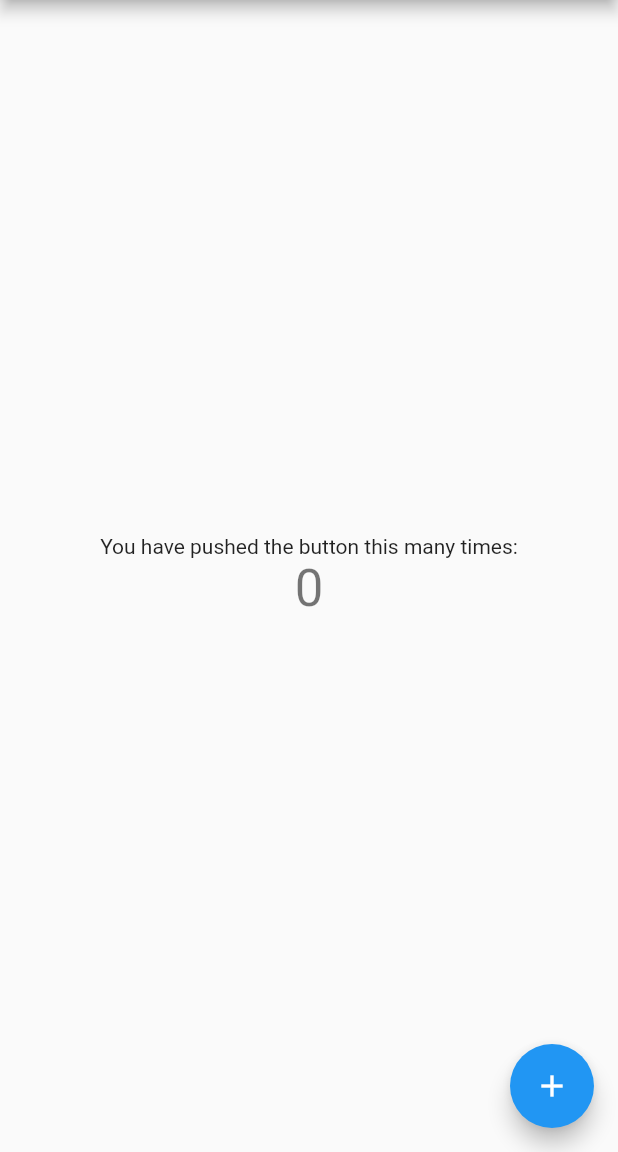
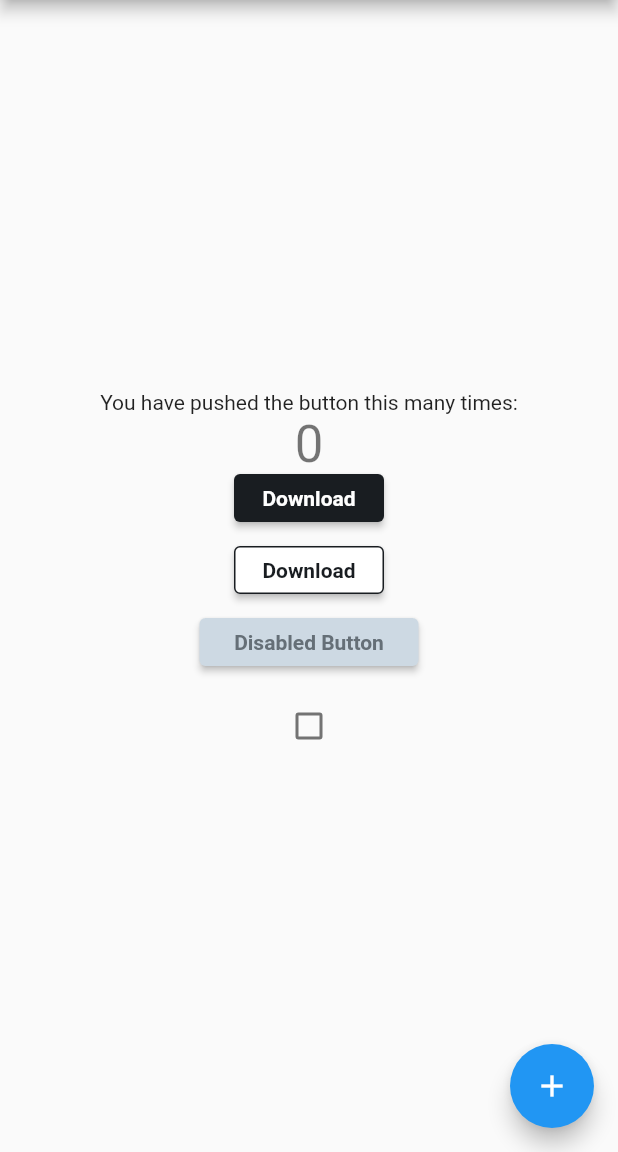
Before and after one commit to MYusufEfendi/flutter_block_theBookingApps, a Flutter app: the screen it shows after launch, on a phone screen of 412 x 824 dp, the part 84-1236 px from its top. Run offline on Flutter 3.47's test engine with Material 2 defaults, Android fonts, the phone set to English and light mode, and no system bars.

Commit message:
FINISH :
- Templating

```diff
--- a/lib/config/config.dart
+++ b/lib/config/config.dart
@@ -0,0 +1 @@
+export 'theme/theme.dart';
--- /dev/null
+++ b/lib/config/theme/app_color.dart
@@ -0,0 +1,23 @@
+import 'dart:ui';
+
+class AppColor {
+  static const Color ink01 = Color(0xff191D21);
+  static const Color ink02 = Color(0xff656F77);
+  static const Color ink03 = Color(0xffACB8C2);
+  static const Color ink04 = Color(0xffCDD9E3);
+  static const Color ink05 = Color(0xffE8EEF3);
+  static const Color ink06 = Color(0xffffffff);
+
+  static const Color utilityActive = Color(0xff1814E4);
+  static const Color utilitySucces = Color(0xff23E9B4);
+  static const Color utilityInfo = Color(0xff91D7E0);
+  static const Color utilityDanger= Color(0xffFF5A5A);
+
+  static const Color accentBlue = Color(0xffCBE3FF);
+  static const Color accentGreen = Color(0xffD9FFF8);
+  static const Color accentPurple = Color(0xffF2E8FF);
+  static const Color accentOrange = Color(0xffFFD1B6);
+  static const Color accentPink = Color(0xffFFDBF5);
+  static const Color accentYellow = Color(0xffFFF3B6);
+
+}
--- /dev/null
+++ b/lib/config/theme/app_font.dart
@@ -0,0 +1,60 @@
+import 'package:flutter/material.dart';
+
+class AppFont {
+  static TextStyle get hero => const TextStyle(
+      fontSize: 72, fontWeight: FontWeight.w700, color: Colors.black);
+
+  static TextStyle get display1 => const TextStyle(
+      fontSize: 56, fontWeight: FontWeight.w700, color: Colors.black);
+
+  static TextStyle get display2 => const TextStyle(
+      fontSize: 40, fontWeight: FontWeight.w700, color: Colors.black);
+
+  static TextStyle get display3 => const TextStyle(
+      fontSize: 32, fontWeight: FontWeight.w700, color: Colors.black);
+
+  static TextStyle get heading1 => const TextStyle(
+      fontSize: 24, fontWeight: FontWeight.w700, color: Colors.black);
+
+  static TextStyle get heading2 => const TextStyle(
+      fontSize: 20, fontWeight: FontWeight.w700, color: Colors.black);
+
+  static TextStyle get paragraphLarge => const TextStyle(
+      fontSize: 16, fontWeight: FontWeight.w400, color: Colors.black);
+
+  static TextStyle get paragraphLargeBold => const TextStyle(
+      fontSize: 16, fontWeight: FontWeight.w700, color: Colors.black);
+
+  static TextStyle get paragraphMedium => const TextStyle(
+      fontSize: 14, fontWeight: FontWeight.w400, color: Colors.black);
+
+  static TextStyle get paragraphMediumBold => const TextStyle(
+      fontSize: 14, fontWeight: FontWeight.w700, color: Colors.black);
+
+  static TextStyle get paragraphSmall => const TextStyle(
+      fontSize: 12, fontWeight: FontWeight.w400, color: Colors.black);
+
+  static TextStyle get paragraphSmallBold => const TextStyle(
+      fontSize: 12, fontWeight: FontWeight.w700, color: Colors.black);
+
+  static TextStyle get buttonLarge => const TextStyle(
+      fontSize: 16, fontWeight: FontWeight.w600, color: Colors.black);
+
+  static TextStyle get buttonMedium => const TextStyle(
+      fontSize: 14, fontWeight: FontWeight.w600, color: Colors.black);
+
+  static TextStyle get buttonSmall => const TextStyle(
+      fontSize: 12, fontWeight: FontWeight.w600, color: Colors.black);
+
+  static TextStyle get componentLarge => const TextStyle(
+      fontSize: 16, fontWeight: FontWeight.w600, color: Colors.black);
+
+  static TextStyle get componentMediumBold => const TextStyle(
+      fontSize: 14, fontWeight: FontWeight.w600, color: Colors.black);
+
+  static TextStyle get componentMedium => const TextStyle(
+      fontSize: 14, fontWeight: FontWeight.w400, color: Colors.black);
+
+  static TextStyle get componentSmall => const TextStyle(
+      fontSize: 12, fontWeight: FontWeight.w600, color: Colors.black);
+}
--- /dev/null
+++ b/lib/config/theme/theme.dart
@@ -0,0 +1,2 @@
+export 'app_color.dart';
+export 'app_font.dart';
--- a/lib/main.dart
+++ b/lib/main.dart
@@ -1,4 +1,9 @@
+import 'package:flutter/gestures.dart';
 import 'package:flutter/material.dart';
+import 'package:flutter_bloc_thebooking_apps/presentation/widget/disable_button.dart';
+import 'package:flutter_bloc_thebooking_apps/presentation/widget/primary_button.dart';
+import 'package:flutter_bloc_thebooking_apps/presentation/widget/secondary_button.dart';
+import 'package:flutter_bloc_thebooking_apps/presentation/widget/square_checkbox.dart';
 
 void main() {
   runApp(const MyApp());
@@ -102,6 +107,34 @@ class _MyHomePageState extends State<MyHomePage> {
               '$_counter',
               style: Theme.of(context).textTheme.headline4,
             ),
+            PrimaryButton(
+              type: PrimaryButtonType.type2,
+              onPressed: () {},
+              text: "Download",
+              width: 100,
+            ),
+            const SizedBox(
+              height: 16,
+            ),
+            SecondaryButton(
+              type: SecondaryButtonType.type2,
+              onPressed: () {},
+              text: "Download",
+              width: 100,
+            ),
+            const SizedBox(
+              height: 16,
+            ),
+            DisableButton(
+              type: DisableButtonType.type2,
+              onPressed: () {},
+              text: "Disabled Button",
+              width: 146,
+            ),
+            const SizedBox(
+              height: 16,
+            ),
+            SquareCheckbox(onTap: () {  },)
           ],
         ),
       ),
--- /dev/null
+++ b/lib/presentation/widget/disable_button.dart
@@ -0,0 +1,81 @@
+import 'package:flutter/material.dart';
+import 'package:flutter_bloc_thebooking_apps/config/config.dart';
+
+class DisableButton extends StatelessWidget {
+  const DisableButton(
+      {Key? key,
+      this.type = DisableButtonType.type1,
+      required this.onPressed,
+      required this.text,
+      this.width = 78})
+      : super(key: key);
+  final DisableButtonType type;
+  final VoidCallback? onPressed;
+  final String text;
+  final double width;
+
+  @override
+  Widget build(BuildContext context) {
+    return type == DisableButtonType.type1
+        ? _type1()
+        : type == DisableButtonType.type2
+            ? _type2()
+            : _type3();
+  }
+
+  Widget _type1() {
+    return SizedBox(
+      width: width,
+      height: 24,
+      child: ElevatedButton(
+        onPressed: onPressed,
+        style: ElevatedButton.styleFrom(
+            primary: AppColor.ink04,
+            shape:
+            RoundedRectangleBorder(borderRadius: BorderRadius.circular(4))),
+        child: Text(
+          text,
+          style: AppFont.componentSmall.copyWith(color: AppColor.ink02),
+        ),
+      ),
+    );
+  }
+
+  Widget _type2() {
+    return SizedBox(
+      width: width,
+      height: 32,
+      child: ElevatedButton(
+        onPressed: onPressed,
+        style: ElevatedButton.styleFrom(
+            primary: AppColor.ink04,
+            shape:
+                RoundedRectangleBorder(borderRadius: BorderRadius.circular(4))),
+        child: Text(
+          text,
+          style: AppFont.componentMediumBold.copyWith(color: AppColor.ink02),
+        ),
+      ),
+    );
+  }
+
+  Widget _type3() {
+    return SizedBox(
+      width: width,
+      height: 40,
+      child: ElevatedButton(
+        onPressed: onPressed,
+        style: ElevatedButton.styleFrom(
+            primary: AppColor.ink04,
+            shape:
+                RoundedRectangleBorder(borderRadius: BorderRadius.circular(4))),
+        child: Text(
+          text,
+          style: AppFont.componentLarge.copyWith(color: AppColor.ink02),
+        ),
+      ),
+    );
+  }
+}
+
+enum DisableButtonType { type1, type2, type3 }
--- /dev/null
+++ b/lib/presentation/widget/primary_button.dart
@@ -0,0 +1,81 @@
+import 'package:flutter/material.dart';
+import 'package:flutter_bloc_thebooking_apps/config/config.dart';
+
+class PrimaryButton extends StatelessWidget {
+  const PrimaryButton(
+      {Key? key,
+      this.type = PrimaryButtonType.type1,
+      required this.onPressed,
+      required this.text,
+      this.width = 78})
+      : super(key: key);
+  final PrimaryButtonType type;
+  final VoidCallback? onPressed;
+  final String text;
+  final double width;
+
+  @override
+  Widget build(BuildContext context) {
+    return type == PrimaryButtonType.type1
+        ? _type1()
+        : type == PrimaryButtonType.type2
+            ? _type2()
+            : _type3();
+  }
+
+  Widget _type1() {
+    return SizedBox(
+      width: width,
+      height: 24,
+      child: ElevatedButton(
+        onPressed: onPressed,
+        style: ElevatedButton.styleFrom(
+            primary: AppColor.ink01,
+            shape:
+                RoundedRectangleBorder(borderRadius: BorderRadius.circular(4))),
+        child: Text(
+          text,
+          style: AppFont.componentSmall.copyWith(color: AppColor.ink06),
+        ),
+      ),
+    );
+  }
+
+  Widget _type2() {
+    return SizedBox(
+      width: width,
+      height: 32,
+      child: ElevatedButton(
+        onPressed: onPressed,
+        style: ElevatedButton.styleFrom(
+            primary: AppColor.ink01,
+            shape:
+                RoundedRectangleBorder(borderRadius: BorderRadius.circular(4))),
+        child: Text(
+          text,
+          style: AppFont.componentMediumBold.copyWith(color: AppColor.ink06),
+        ),
+      ),
+    );
+  }
+
+  Widget _type3() {
+    return SizedBox(
+      width: width,
+      height: 40,
+      child: ElevatedButton(
+        onPressed: onPressed,
+        style: ElevatedButton.styleFrom(
+            primary: AppColor.ink01,
+            shape:
+                RoundedRectangleBorder(borderRadius: BorderRadius.circular(4))),
+        child: Text(
+          text,
+          style: AppFont.componentLarge.copyWith(color: AppColor.ink06),
+        ),
+      ),
+    );
+  }
+}
+
+enum PrimaryButtonType { type1, type2, type3 }
--- /dev/null
+++ b/lib/presentation/widget/secondary_button.dart
@@ -0,0 +1,93 @@
+import 'package:flutter/material.dart';
+import 'package:flutter_bloc_thebooking_apps/config/config.dart';
+
+class SecondaryButton extends StatelessWidget {
+  const SecondaryButton(
+      {Key? key,
+      this.type = SecondaryButtonType.type1,
+      required this.onPressed,
+      required this.text,
+      this.width = 78})
+      : super(key: key);
+  final SecondaryButtonType type;
+  final VoidCallback? onPressed;
+  final String text;
+  final double width;
+
+  @override
+  Widget build(BuildContext context) {
+    return type == SecondaryButtonType.type1
+        ? _type1()
+        : type == SecondaryButtonType.type2
+            ? _type2()
+            : _type3();
+  }
+
+  Widget _type1() {
+    return SizedBox(
+      width: width,
+      height: 24,
+      child: ElevatedButton(
+        onPressed: onPressed,
+        style: ElevatedButton.styleFrom(
+            primary: AppColor.ink06,
+            shape: RoundedRectangleBorder(
+                borderRadius: BorderRadius.circular(4),
+                side: const BorderSide(
+                  width: 1.0,
+                  color: AppColor.ink01,
+                ))),
+        child: Text(
+          text,
+          style: AppFont.componentMediumBold.copyWith(color: AppColor.ink01),
+        ),
+      ),
+    );
+  }
+
+  Widget _type2() {
+    return SizedBox(
+      width: width,
+      height: 32,
+      child: ElevatedButton(
+        onPressed: onPressed,
+        style: ElevatedButton.styleFrom(
+            primary: AppColor.ink06,
+            shape: RoundedRectangleBorder(
+                borderRadius: BorderRadius.circular(4),
+                side: const BorderSide(
+                  width: 1.0,
+                  color: AppColor.ink01,
+                ))),
+        child: Text(
+          text,
+          style: AppFont.componentMediumBold.copyWith(color: AppColor.ink01),
+        ),
+      ),
+    );
+  }
+
+  Widget _type3() {
+    return SizedBox(
+      width: width,
+      height: 40,
+      child: ElevatedButton(
+        onPressed: onPressed,
+        style: ElevatedButton.styleFrom(
+            primary: AppColor.ink06,
+            shape: RoundedRectangleBorder(
+                borderRadius: BorderRadius.circular(4),
+                side: const BorderSide(
+                  width: 1.0,
+                  color: AppColor.ink01,
+                ))),
+        child: Text(
+          text,
+          style: AppFont.componentMediumBold.copyWith(color: AppColor.ink01),
+        ),
+      ),
+    );
+  }
+}
+
+enum SecondaryButtonType { type1, type2, type3 }
--- /dev/null
+++ b/lib/presentation/widget/square_checkbox.dart
@@ -0,0 +1,22 @@
+import 'package:flutter/material.dart';
+import 'package:flutter_bloc_thebooking_apps/config/config.dart';
+
+class SquareCheckbox extends StatelessWidget {
+  const SquareCheckbox({Key? key, required this.onTap, this.status = false})
+      : super(key: key);
+
+  final VoidCallback onTap;
+  final bool status;
+
+  @override
+  Widget build(BuildContext context) {
+    return Checkbox(
+      checkColor: Colors.white,
+      value: status,
+      shape: RoundedRectangleBorder(borderRadius: BorderRadius.circular(2)),
+      onChanged: (bool? value) {
+        onTap();
+      },
+    );
+  }
+}
```
Also changed, not shown: lib/presentation/widget/circular_checkbox.dart (added).
